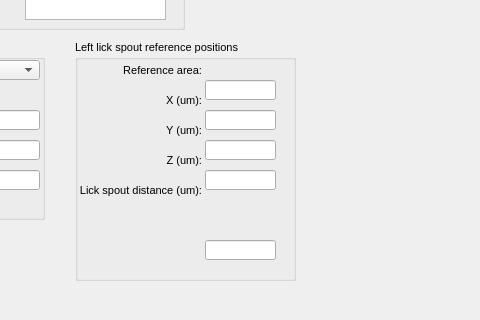
The window that src/foraging_gui/MetaData.ui (AllenNeuralDynamics/dynamic-foraging-task) describes before a commit, drawn with Qt 5; both pictures show x 335 to 815 and y 280 to 600 of the 1256 by 695 pixel window.
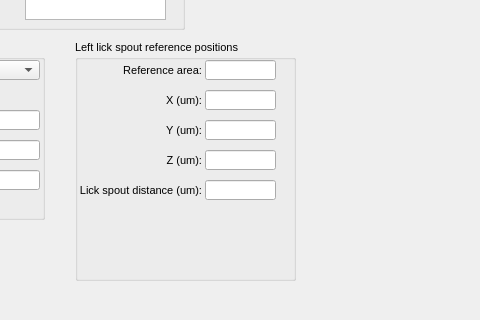
The same window after the commit.

Patch:
```diff
--- a/src/foraging_gui/MetaData.ui
+++ b/src/foraging_gui/MetaData.ui
@@ -1247,7 +1247,7 @@
     <property name="geometry">
      <rect>
       <x>130</x>
-      <y>130</y>
+      <y>110</y>
       <width>71</width>
       <height>20</height>
      </rect>
@@ -1291,7 +1291,7 @@
     <property name="geometry">
      <rect>
       <x>130</x>
-      <y>100</y>
+      <y>80</y>
       <width>71</width>
       <height>20</height>
      </rect>
@@ -1310,7 +1310,7 @@
     <property name="geometry">
      <rect>
       <x>130</x>
-      <y>70</y>
+      <y>50</y>
       <width>71</width>
       <height>20</height>
      </rect>
@@ -1354,7 +1354,7 @@
     <property name="geometry">
      <rect>
       <x>130</x>
-      <y>40</y>
+      <y>20</y>
       <width>71</width>
       <height>20</height>
      </rect>
@@ -1398,7 +1398,7 @@
     <property name="geometry">
      <rect>
       <x>130</x>
-      <y>200</y>
+      <y>140</y>
       <width>71</width>
       <height>20</height>
      </rect>
```
